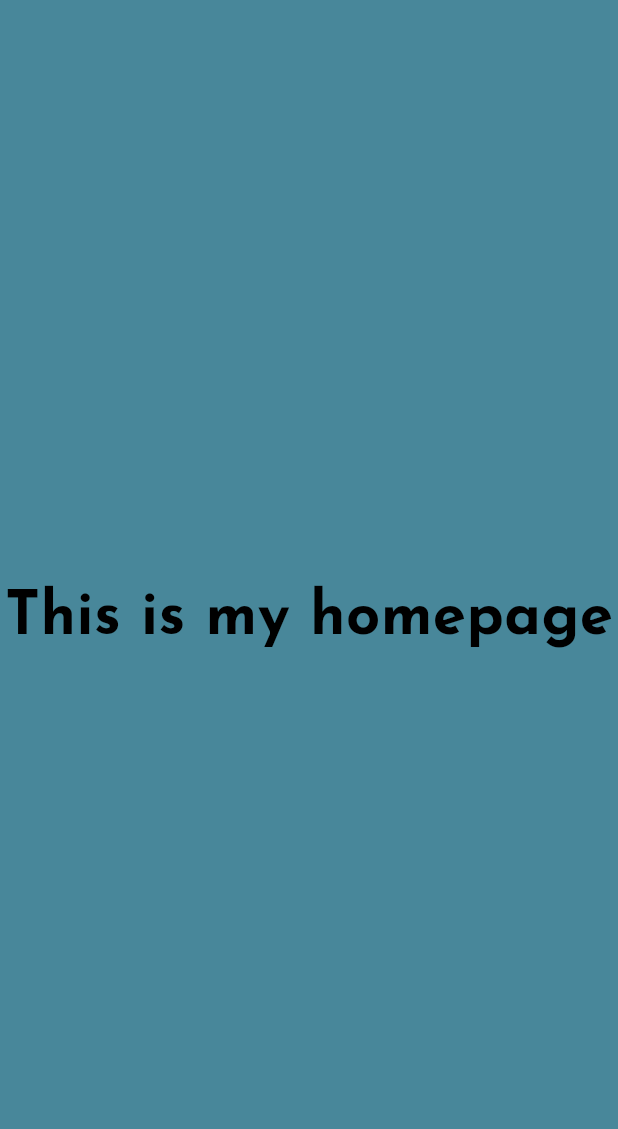
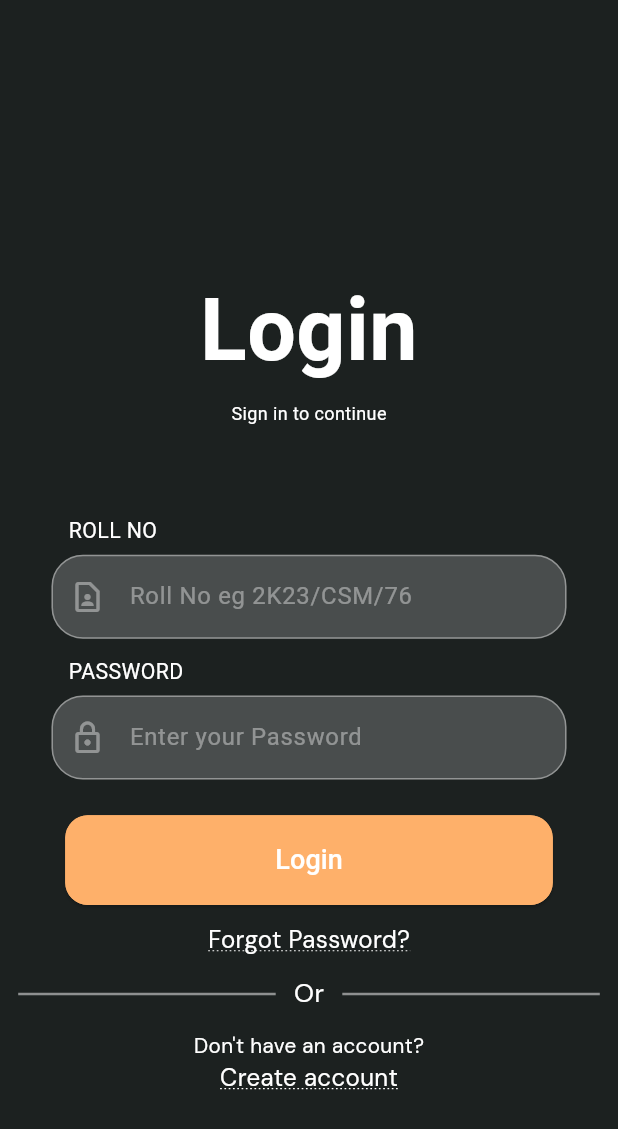
Before and after one commit to marvirajar/mapping_app, a Flutter app: the screen it shows after launch, on a phone screen of 412 x 824 dp. Shown: the top 1129 px of the screen. Run offline on Flutter 3.47's test engine with Material 3 defaults, Android fonts, the phone set to English and light mode, and no system bars; our stand-ins replace flutter_screenutil; Roboto replaces fonts that are missing (popinsBold, popinsLight, popinsMedium).

Commit message:
New Features added

```diff
--- a/lib/Constants/colors.dart
+++ b/lib/Constants/colors.dart
@@ -1,4 +1,6 @@
 import 'package:flutter/material.dart';
 
-const  Color bgColor =  Color(0xff48879A); //mehran university color
-const Color secondaryBg =  Color(0xffD0E0DA);
+const Color bgColor =  Color(0xff1C2120);
+const Color secondaryBg =  Color(0xffEEFAF4);
+const Color buttonColor =  Color(0xffFEB06A);
+const Color textColor =  Color(0xffFFFFFF);
--- /dev/null
+++ b/lib/Screens/Auth_ui/login_screen.dart
@@ -0,0 +1,109 @@
+import 'package:flutter/material.dart';
+import 'package:flutter_screenutil/flutter_screenutil.dart';
+import 'package:mapping_app/Constants/colors.dart';
+import 'package:mapping_app/Utils/routes_names.dart';
+import 'package:mapping_app/Widgets/widgets.dart';
+
+class LoginScreen extends StatefulWidget {
+  const LoginScreen({super.key});
+
+  @override
+  State<LoginScreen> createState() => _LoginScreenState();
+}
+
+class _LoginScreenState extends State<LoginScreen> {
+  bool loading = false;
+  @override
+  Widget build(BuildContext context) {
+    return GestureDetector(
+        onTap: () => FocusManager.instance.primaryFocus?.unfocus(),
+        child: Scaffold(
+          backgroundColor: bgColor,
+          body: SingleChildScrollView(
+            child: Column(
+              crossAxisAlignment: CrossAxisAlignment.center,
+              children: [
+                Padding(
+                  padding: EdgeInsets.only(top: 150.h),
+                  child:
+                      Center(child: headingTextPoppinsFont("Login", 42.1.sp)),
+                ),
+                SizedBox(
+                  height: 5.h,
+                ),
+                buttonTextFontBold("Sign in to continue", 10.5),
+                SizedBox(
+                  height: 50.h,
+                ),
+                const CustomTextField(
+                  icon: Icons.contact_page_outlined,
+                  obscureText: false,
+                  hintText: "ROLL NO",
+                  text: "Roll No eg 2K23/CSM/76",
+                ),
+                SizedBox(
+                  height: 10.h,
+                ),
+                const CustomTextField(
+                  icon: Icons.lock_outlined,
+                  obscureText: true,
+                  hintText: "PASSWORD",
+                  text: "Enter your Password",
+                ),
+                SizedBox(
+                  height: 20.h,
+                ),
+                customElevatedButton(
+                    context: context,
+                    loading: loading,
+                    onPressed: startLoad,
+                    buttonText: "Login"),
+                SizedBox(
+                  height: 10.h,
+                ),
+                customTextButton("Forgot Password?", 14, () {
+                  Navigator.pushNamed(context, RouteNames.forgotPasswordScreen);
+                }),
+                SizedBox(
+                  height: 10.h,
+                ),
+                Row(
+                  mainAxisAlignment: MainAxisAlignment.spaceEvenly,
+                  children: <Widget>[
+                    Container(
+                      width: 150.w, // Adjust the width as needed
+                      height: 1.4.h, // Adjust the height as needed
+                      color: textColor.withOpacity(0.5),
+                    ),
+                    secondaryTextDmSansFont("Or", 15),
+                    Container(
+                      width: 150.w, // Adjust the width as needed
+                      height: 1.4.h, // Adjust the height as needed
+                      color: textColor.withOpacity(0.5),
+                    ),
+                  ],
+                ),
+                SizedBox(
+                  height: 10.h,
+                ),
+                secondaryTextDmSansFont("Don't have an account?", 12),
+                customTextButton("Create account", 14, () {
+                  Navigator.pushNamed(context, RouteNames.signUpScreen);
+                }),
+              ],
+            ),
+          ),
+        ));
+  }
+
+  startLoad() async {
+    setState(() {
+      loading = true;
+    });
+    await Future.delayed(const Duration(seconds: 1));
+    setState(() {
+      loading = false;
+      Navigator.pushNamed(context, RouteNames.signUpScreen);
+    });
+  }
+}
--- a/lib/Screens/homepage.dart
+++ b/lib/Screens/home_page.dart
@@ -1,6 +1,4 @@
 import 'package:flutter/material.dart';
-import 'package:mapping_app/Constants/colors.dart';
-import 'package:mapping_app/Widgets/widgets.dart';
 
 class Homepage extends StatefulWidget {
   const Homepage({super.key});
@@ -12,11 +10,6 @@ class Homepage extends StatefulWidget {
 class _HomepageState extends State<Homepage> {
   @override
   Widget build(BuildContext context) {
-    return  Scaffold(
-      backgroundColor: bgColor,
-      body: Center(
-        child: headingTextFont("This is my homepage", 40)
-      ),
-    );
+    return const Scaffold();
   }
 }
--- a/lib/Utils/routes.dart
+++ b/lib/Utils/routes.dart
@@ -1,16 +1,35 @@
 import 'package:flutter/material.dart';
-import 'package:mapping_app/Screens/homepage.dart';
+import 'package:mapping_app/Screens/Auth_ui/forgot_password.dart';
+import 'package:mapping_app/Screens/home_page.dart';
+
 import 'package:mapping_app/Screens/splash_screen.dart';
 import 'package:mapping_app/Utils/routes_names.dart';
+
+import '../Screens/Auth_ui/login_screen.dart';
+import '../Screens/Auth_ui/signup_screen.dart';
 
 //custom routes
 class Routes {
   static Route<dynamic> generateRoute(RouteSettings settings) {
     switch (settings.name) {
-      case RouteNames.homePage:
-        return MaterialPageRoute(builder: (context) => const Homepage());
+      //Login Screen
+      case RouteNames.loginScreen:
+        return MaterialPageRoute(builder: (context) => const LoginScreen());
+        //splash screen
       case RouteNames.splashScreen:
         return MaterialPageRoute(builder: (context) => const SplashScreen());
+        //Sign up Screen
+      case RouteNames.signUpScreen:
+        return MaterialPageRoute(builder: (context) => const SignUpScreen());
+        // forgot Password Screen
+      case RouteNames.forgotPasswordScreen:
+        return MaterialPageRoute(builder: (context) => const ForgotPassword());
+        //Homepage Screen
+      case RouteNames.homeScreen:
+        return MaterialPageRoute(builder: (context) => const Homepage());
+
+
+
 
       default:
         return MaterialPageRoute(builder: (context) {
--- a/lib/Utils/routes_names.dart
+++ b/lib/Utils/routes_names.dart
@@ -1,8 +1,8 @@
 class RouteNames {
   //pre-defined unique names for routing/Navigation one screen to another
-  static const String loginPage = "Login_page";  //not created yet
-  static const String signUpPage = "SignUp_page"; //not created yet
-  static const String forgotPasswordPage = "forgot_pass_page"; //not created yet
-  static const String homePage = "home_page";
+  static const String loginScreen = "login_screen";
+  static const String signUpScreen = "SignUp_screen";
+  static const String forgotPasswordScreen = "forgot_pass_screen";
+  static const String homeScreen = "home_page_screen";
   static const String splashScreen = "splash_screen";
 }
--- a/lib/Widgets/widgets.dart
+++ b/lib/Widgets/widgets.dart
@@ -1,30 +1,161 @@
-import 'package:animated_splash_screen/animated_splash_screen.dart';
+import 'package:flutter/cupertino.dart';
 import 'package:flutter/material.dart';
+import 'package:flutter_screenutil/flutter_screenutil.dart';
 import '../Constants/colors.dart';
-import '../Screens/homepage.dart';
 
-//Splash Screen Animation Controller
-Widget animatedSplashScreen() {
-  return AnimatedSplashScreen(
-    splashIconSize: 260,
-    splash: Image.asset(
-      "assets/images/mehran_logo.png",
+//Heading Text with custom font family
+Widget headingTextPoppinsFont(
+  String yourText,
+  double fontSize,
+) {
+  return Text(
+    yourText,
+    textAlign: TextAlign.center,
+    style: TextStyle(
+      color: textColor,
+      fontSize: fontSize.h,
+      fontFamily: 'popinsMedium',
+      fontWeight: FontWeight.bold,
     ),
-    backgroundColor: bgColor,
-    splashTransition: SplashTransition.fadeTransition,
-    duration: 400,
-    nextScreen: const Homepage(),
   );
 }
 
-//Heading Text with custom font family
-Widget headingTextFont(String yourText, double fontSize) {
+Widget secondaryTextDmSansFont(String yourText, double fontSize) {
   return Text(
     yourText,
     style: TextStyle(
-        color: Colors.black,
-        fontSize: fontSize,
-        fontFamily: 'heading',
-        fontWeight: FontWeight.bold),
+        color: textColor, fontSize: fontSize.sp, fontFamily: "dmSans"),
   );
 }
+
+Widget buttonTextFontBold(String yourText, double fontSize) {
+  return Text(
+    yourText,
+    style: TextStyle(
+        color: textColor, fontSize: fontSize.sp, fontFamily: "popinsBold"),
+  );
+}
+
+//custom Text Filed
+class CustomTextField extends StatelessWidget {
+  final IconData icon;
+  final bool obscureText;
+  final String hintText;
+  final String text;
+  final TextInputType keyboard;
+  const CustomTextField({
+    Key? key,
+    required this.icon,
+    required this.obscureText,
+    required this.hintText,
+    this.text = "",
+    this.keyboard = TextInputType.text,
+  }) : super(key: key);
+
+  @override
+  Widget build(BuildContext context) {
+    return Column(
+      crossAxisAlignment: CrossAxisAlignment.start,
+      children: [
+        Padding(
+          padding: EdgeInsets.only(bottom: 5.h, left: 10.w),
+          child: buttonTextFontBold(hintText, 12.4),
+        ),
+        SizedBox(
+          width: 300.w,
+          child: TextField(
+            keyboardType: keyboard,
+            obscureText: obscureText,
+            obscuringCharacter: "*",
+            style: const TextStyle(color: textColor, fontFamily: 'popinsLight'),
+            decoration: InputDecoration(
+              fillColor: Colors.white.withOpacity(0.2),
+              filled: true,
+              enabledBorder: OutlineInputBorder(
+                  borderRadius: BorderRadius.circular(21),
+                  borderSide: BorderSide(color: Colors.white.withOpacity(0.4))),
+              focusedBorder: OutlineInputBorder(
+                  borderRadius: BorderRadius.circular(21),
+                  borderSide: const BorderSide(color: buttonColor)),
+              border: OutlineInputBorder(
+                  borderRadius: BorderRadius.circular(21),
+                  borderSide: const BorderSide(color: Colors.white)),
+              enabled: true,
+              hintText: text,
+              prefixIcon: Icon(icon, color: textColor.withOpacity(0.4)),
+              hintStyle: TextStyle(
+                  color: textColor.withOpacity(0.4),
+                  fontSize: 13.9.sp,
+                  fontFamily: "popinsLight"),
+            ),
+            cursorColor: Colors.white,
+          ),
+        ),
+      ],
+    );
+  }
+}
+
+//custom Button
+Widget customButton(String name, void Function()? route) {
+  return CupertinoButton(
+    onPressed: route,
+    child: Container(
+      height: 50.h,
+      width: 285.w,
+      decoration: BoxDecoration(
+          color: buttonColor, borderRadius: BorderRadius.circular(15)),
+      child: Center(child: buttonTextFontBold(name, 15.7)),
+    ),
+  );
+} //not in use yet
+
+Widget customTextButton(
+    String yourText, double fontSize, void Function()? route) {
+  return InkWell(
+    onTap: route,
+    child: Text(
+      yourText,
+      style: TextStyle(
+          decorationColor: Colors.white,
+          decorationStyle: TextDecorationStyle.dotted,
+          decorationThickness: 1,
+          decoration: TextDecoration.underline,
+          color: textColor,
+          fontSize: fontSize.sp,
+          fontFamily: "dmSans"),
+    ),
+  );
+}
+
+Widget customElevatedButton({
+  required BuildContext context,
+  required bool loading,
+  required VoidCallback onPressed,
+  required String buttonText,
+}) {
+  return Padding(
+    padding: EdgeInsets.only(left: 38.w, right: 38.w),
+    child: SizedBox(
+      height: 50.h,
+      width: MediaQuery.of(context).size.width,
+      child: ElevatedButton(
+          style: ElevatedButton.styleFrom(
+            backgroundColor: buttonColor,
+            shape: RoundedRectangleBorder(
+              side: const BorderSide(
+                color: buttonColor,
+                style: BorderStyle.solid,
+              ),
+              borderRadius: BorderRadius.circular(15),
+            ),
+          ),
+          onPressed: loading ? null : onPressed,
+          child: loading
+              ? const CircularProgressIndicator(
+                  color: buttonColor,
+                )
+              : buttonTextFontBold(buttonText, 15.7)),
+    ),
+  );
+}
--- a/lib/main.dart
+++ b/lib/main.dart
@@ -1,4 +1,5 @@
 import 'package:flutter/material.dart';
+import 'package:flutter_screenutil/flutter_screenutil.dart';
 import 'package:mapping_app/Utils/routes.dart';
 import 'package:mapping_app/Utils/routes_names.dart';
 
@@ -12,14 +13,22 @@ class MyApp extends StatelessWidget {
   // This widget is the root of your application.
   @override
   Widget build(BuildContext context) {
+    return ScreenUtilInit(
+        designSize: const Size(360, 690),
+        minTextAdapt: true,
+        splitScreenMode: true,
+        builder: (_, child) {
           return MaterialApp(
-      title: 'mapping app flutter using dart',
+            debugShowCheckedModeBanner: false,
+            title: 'E-Bike Route',
             theme: ThemeData(
+              appBarTheme: const AppBarTheme(elevation: 0),
               colorScheme: ColorScheme.fromSeed(seedColor: Colors.deepPurple),
               useMaterial3: true,
             ),
-      initialRoute: RouteNames.splashScreen,
+            initialRoute: RouteNames.loginScreen,
             onGenerateRoute: Routes.generateRoute,
           );
+        });
   }
 }
```
Also changed, not shown: lib/Screens/Auth_ui/forgot_password.dart (added, +84 -0 lines), lib/Screens/Auth_ui/signup_screen.dart (added, +113 -0 lines), lib/Screens/splash_screen.dart (+21 -4 lines), pubspec.yaml (+14 -3 lines), assets/fonts/heading.ttf (deleted), assets/images/mehran_logo.png (deleted), pubspec.lock. Lines whose indentation alone changed are shown as unchanged.
